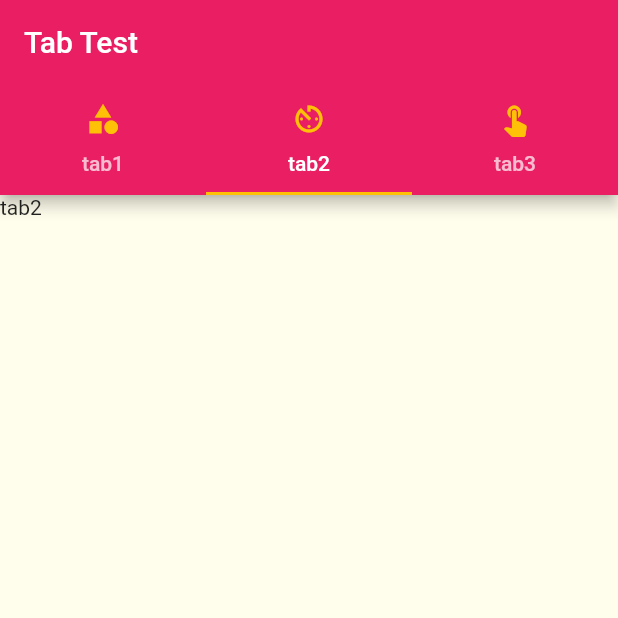
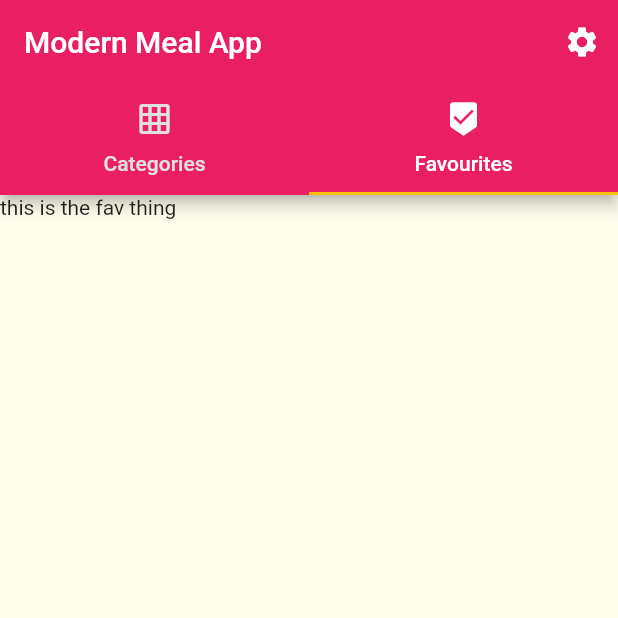
Before and after one commit to cyx977/mealMax, a Flutter app: the screen it shows after launch, tab 2 chosen, on a phone screen of 412 x 824 dp, the top half of it. Run offline on Flutter 3.47's test engine with Material 2 defaults, Android fonts, the light colour scheme and no system bars.

Commit message:
tab pages integrated

```diff
--- a/lib/main.dart
+++ b/lib/main.dart
@@ -28,8 +28,8 @@ class MyApp extends StatelessWidget {
         canvasColor: Colors.yellow[50].withOpacity(0.8),
       ),
       routes: {
-        // MyHomePage.route: (context) => MyHomePage(title: "Modern Meal App"),
-        TabScreen.route: (context) => TabScreen(),
+        MyHomePage.route: (context) => MyHomePage(title: "Modern Meal App"),
+        // TabScreen.route: (context) => TabScreen(),
         CategoriesScreen.route: (context) => CategoriesScreen(),
         CategoryMealsScreen.route: (context) => CategoryMealsScreen(),
         MealDetailScreen.route: (context) => MealDetailScreen(),
--- /dev/null
+++ b/lib/screens/favourite_screen.dart
@@ -0,0 +1,11 @@
+import 'package:flutter/material.dart';
+
+class FavouriteScreen extends StatelessWidget {
+  static final route = "/favourite";
+  @override
+  Widget build(BuildContext context) {
+    return Container(
+      child: Text("this is the fav thing"),
+    );
+  }
+}
--- a/lib/screens/my_homepage.dart
+++ b/lib/screens/my_homepage.dart
@@ -1,5 +1,6 @@
 import 'package:flutter/material.dart';
 import './categories_screen.dart';
+import '../screens/favourite_screen.dart';
 
 class MyHomePage extends StatefulWidget {
   static final route = "/";
@@ -16,15 +17,42 @@ class _MyHomePageState extends State<MyHomePage> {
   @override
   Widget build(BuildContext context) {
     print("homepagebuild");
-    return Scaffold(
-      appBar: AppBar(
-        title: Text(widget.title),
-      ),
-      body: Text(
-        'Navigation Time!',
-      ),
-      floatingActionButton: FloatingActionButton(
-        onPressed: () => Navigator.pushNamed(context, CategoriesScreen.route),
+    return DefaultTabController(
+      length: 2,
+      child: Scaffold(
+        appBar: AppBar(
+          actions: [
+            IconButton(
+              icon: Icon(
+                Icons.settings,
+              ),
+              onPressed: () {},
+            )
+          ],
+          title: Text(widget.title),
+          bottom: TabBar(
+            labelColor: Colors.white,
+            unselectedLabelColor: Colors.grey[300],
+            tabs: [
+              Tab(
+                icon: Icon(
+                  Icons.grid_on,
+                ),
+                text: "Categories",
+              ),
+              Tab(
+                icon: Icon(Icons.beenhere),
+                text: "Favourites",
+              ),
+            ],
+          ),
+        ),
+        body: TabBarView(
+          children: [
+            CategoriesScreen(),
+            FavouriteScreen(),
+          ],
+        ),
       ),
     );
   }
--- a/lib/screens/tab_screen.dart
+++ b/lib/screens/tab_screen.dart
@@ -10,15 +10,14 @@ class _TabScreenState extends State<TabScreen> {
   @override
   Widget build(BuildContext context) {
     return DefaultTabController(
-      initialIndex: 2,
-      length: 3,
+      length: 2,
       child: Scaffold(
         appBar: AppBar(
           title: Text("Tab Test"),
           bottom: TabBar(
             tabs: [
               Tab(
-                text: "tab1",
+                text: "Categories",
                 icon: Icon(
                   Icons.category,
                   color: Theme.of(context).accentColor,
@@ -31,18 +30,6 @@ class _TabScreenState extends State<TabScreen> {
                   color: Theme.of(context).accentColor,
                 ),
                 child: Text("tab2"),
-              ),
-              GestureDetector(
-                onTap: (){
-                  print("test");
-                },
-                child: Tab(
-                  icon: Icon(
-                    Icons.touch_app,
-                    color: Theme.of(context).accentColor,
-                  ),
-                  child: Text("tab3"),
-                ),
               ),
             ],
           ),
```
Also changed, not shown: lib/screens/categories_screen.dart (+2 -21 lines).
